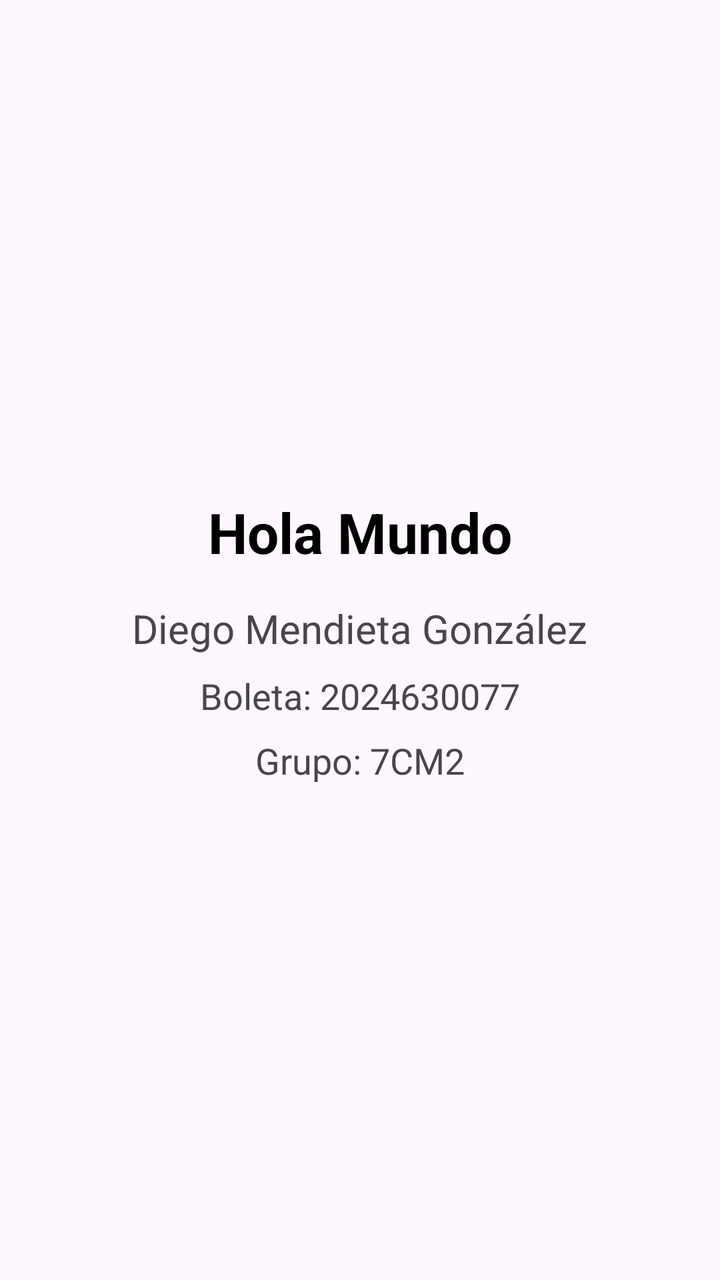
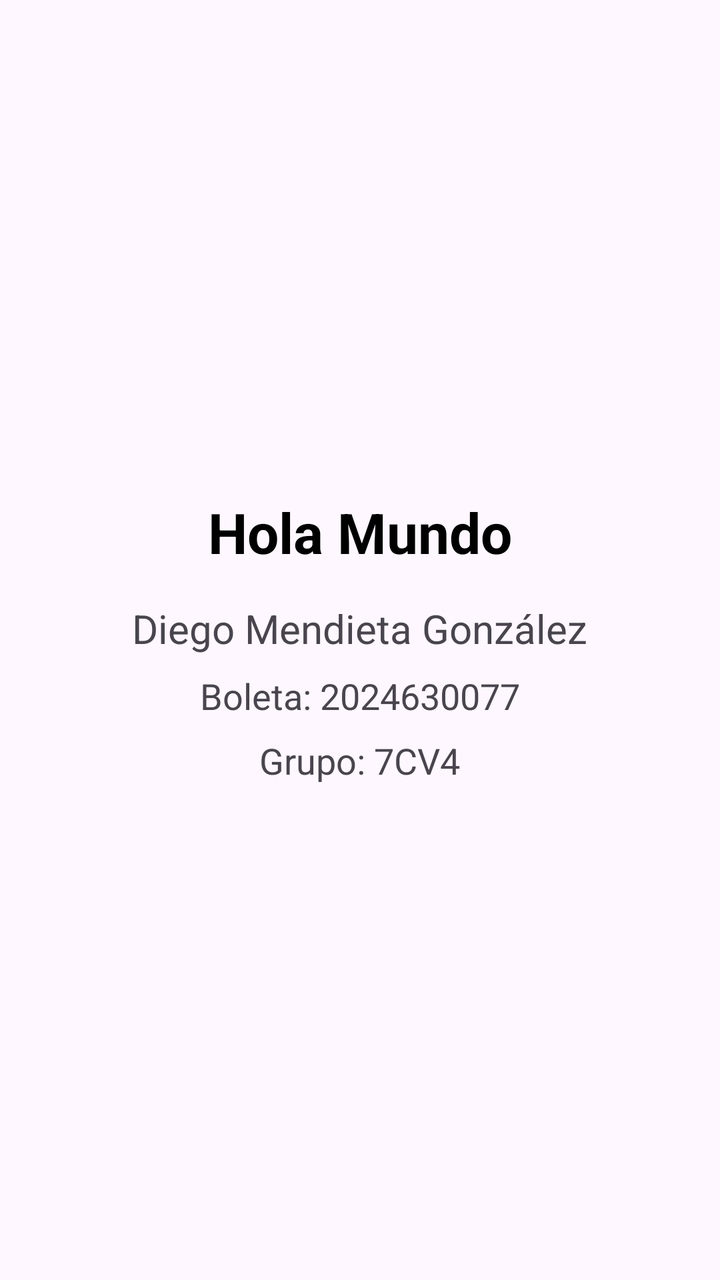

Compare the two renders of this Android layout. The source of the first and the diff that turns it into the second are given below.
<!-- AndroidManifest.xml: application theme Theme.XmlViews -->
<!-- res/layout/activity_main.xml -->
<?xml version="1.0" encoding="utf-8"?>
<LinearLayout xmlns:android="http://schemas.android.com/apk/res/android"
    android:id="@+id/main"
    android:layout_width="match_parent"
    android:layout_height="match_parent"
    android:orientation="vertical"
    android:gravity="center"
    android:padding="24dp">

    <TextView
        android:layout_width="wrap_content"
        android:layout_height="wrap_content"
        android:text="Hola Mundo"
        android:textSize="28sp"
        android:textStyle="bold"
        android:textColor="@android:color/black"
        android:layout_marginBottom="16dp" />

    <TextView
        android:layout_width="wrap_content"
        android:layout_height="wrap_content"
        android:text="Diego Mendieta González"
        android:textSize="20sp"
        android:layout_marginBottom="8dp" />

    <TextView
        android:layout_width="wrap_content"
        android:layout_height="wrap_content"
        android:text="Boleta: 2024630077"
        android:textSize="18sp"
        android:layout_marginBottom="8dp" />

    <TextView
        android:layout_width="wrap_content"
        android:layout_height="wrap_content"
        android:text="Grupo: 7CM2"
        android:textSize="18sp" />

</LinearLayout>
<!-- resources referenced by this layout -->
<resources>
  <style name="Theme.XmlViews" parent="Base.Theme.XmlViews" />
  <style name="Base.Theme.XmlViews" parent="Theme.Material3.DayNight.NoActionBar">
          
          
      </style>
</resources>

<!-- the commit's change to res/layout/activity_main.xml (unified diff, before → after) -->
@@ -3,37 +3,37 @@
     android:id="@+id/main"
     android:layout_width="match_parent"
     android:layout_height="match_parent"
+    android:gravity="center"
     android:orientation="vertical"
-    android:gravity="center"
     android:padding="24dp">
 
     <TextView
         android:layout_width="wrap_content"
         android:layout_height="wrap_content"
+        android:layout_marginBottom="16dp"
         android:text="Hola Mundo"
+        android:textColor="@android:color/black"
         android:textSize="28sp"
-        android:textStyle="bold"
-        android:textColor="@android:color/black"
-        android:layout_marginBottom="16dp" />
+        android:textStyle="bold" />
 
     <TextView
         android:layout_width="wrap_content"
         android:layout_height="wrap_content"
+        android:layout_marginBottom="8dp"
         android:text="Diego Mendieta González"
-        android:textSize="20sp"
-        android:layout_marginBottom="8dp" />
+        android:textSize="20sp" />
 
     <TextView
         android:layout_width="wrap_content"
         android:layout_height="wrap_content"
+        android:layout_marginBottom="8dp"
         android:text="Boleta: 2024630077"
-        android:textSize="18sp"
-        android:layout_marginBottom="8dp" />
+        android:textSize="18sp" />
 
     <TextView
         android:layout_width="wrap_content"
         android:layout_height="wrap_content"
-        android:text="Grupo: 7CM2"
+        android:text="Grupo: 7CV4"
         android:textSize="18sp" />
 
 </LinearLayout>
